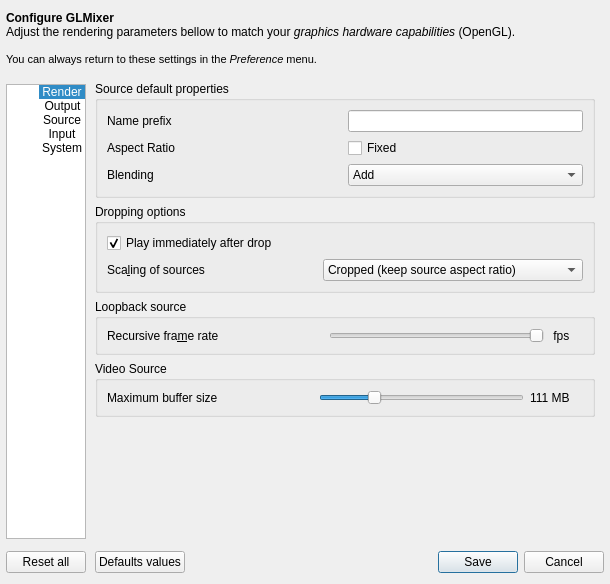
First picture: the form in src/UserPreferencesDialog.ui, repository markus-wa/glmixer-mirror, before the edit.
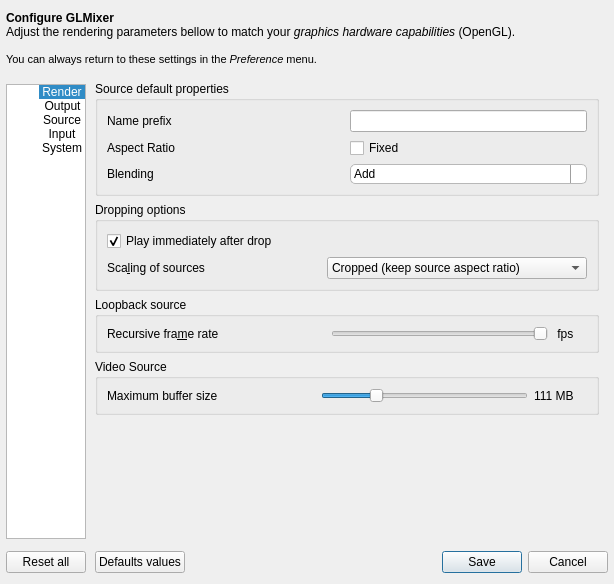
Second picture: the form after the edit. The open tabs and pages were chosen to show the change. Icons and pictures are not drawn. Custom widgets are drawn as their Qt base class.

Commit message: OSX gui compatibility improvement

Patch:
```diff
--- a/src/UserPreferencesDialog.ui
+++ b/src/UserPreferencesDialog.ui
@@ -6,7 +6,7 @@
    <rect>
     <x>0</x>
     <y>0</y>
-    <width>610</width>
+    <width>614</width>
     <height>584</height>
    </rect>
   </property>
@@ -1389,6 +1389,40 @@
                   <property name="toolTip">
                    <string>Default blending mode at the creation of a source</string>
                   </property>
+                  <property name="styleSheet">
+                   <string notr="true">QComboBox {
+     border: 1px solid palette(mid);
+     border-radius: 5px;
+     padding: 1px 3px 1px 3px;
+     font-size: 12px;
+     max-height: 42px;
+ }
+
+ QComboBox:on { /* shift the text when the popup opens */
+     padding-top: 3px;
+     padding-left: 4px;
+ }
+
+ QComboBox::drop-down {
+     subcontrol-origin: padding;
+     subcontrol-position: top right;
+     width: 15px;
+     border-left-width: 1px;
+     border-left-color: palette(dark);
+     border-left-style: solid; /* just a single line */
+     border-top-right-radius: 5px; /* same radius as the QComboBox */
+     border-bottom-right-radius: 5px;
+ }
+
+ QComboBox::down-arrow {
+     image: url(:/glmixer/icons/downarrow.png);
+ }
+
+ QComboBox::down-arrow:on {
+     top: 1px;
+     left: 1px;
+ }</string>
+                  </property>
                   <property name="currentIndex">
                    <number>0</number>
                   </property>
```
Left out of the diff: 15 changed lines with no effect on the pictures.
